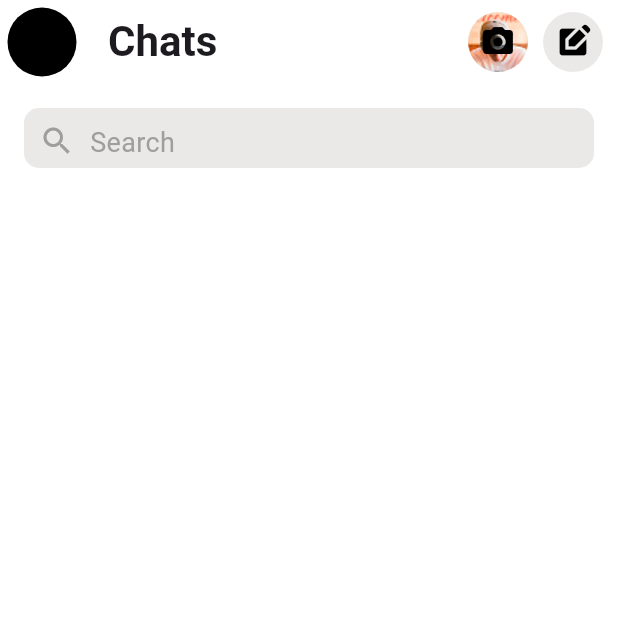
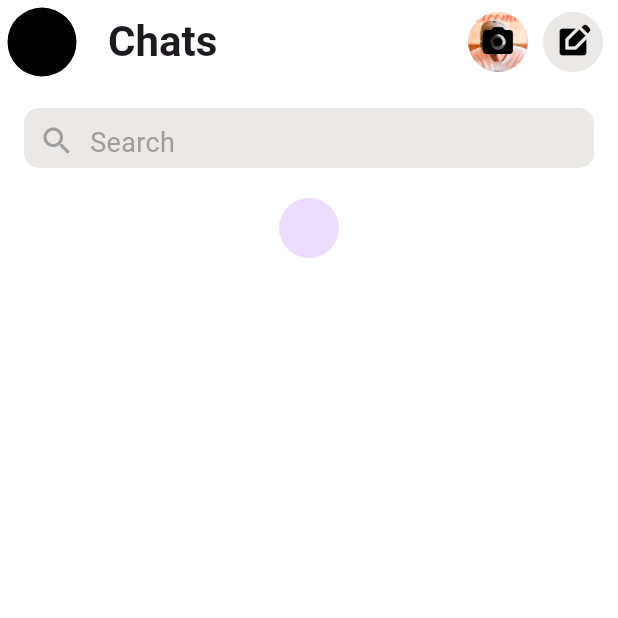
Before and after one commit to AthiraaAthi/messenger_ui, a Flutter app: the screen it shows after launch, on a phone screen of 412 x 824 dp, the top half of it. Run offline on Flutter 3.47's test engine with Material 3 defaults, Android fonts, the phone set to English and light mode, and no system bars.

```diff
--- a/lib/view/home_screen/home.dart
+++ b/lib/view/home_screen/home.dart
@@ -81,6 +81,7 @@ class HomeScreen extends StatelessWidget {
             SizedBox(
               height: 20,
             ),
+            CircleAvatar()
           ],
         ),
       ),
```
